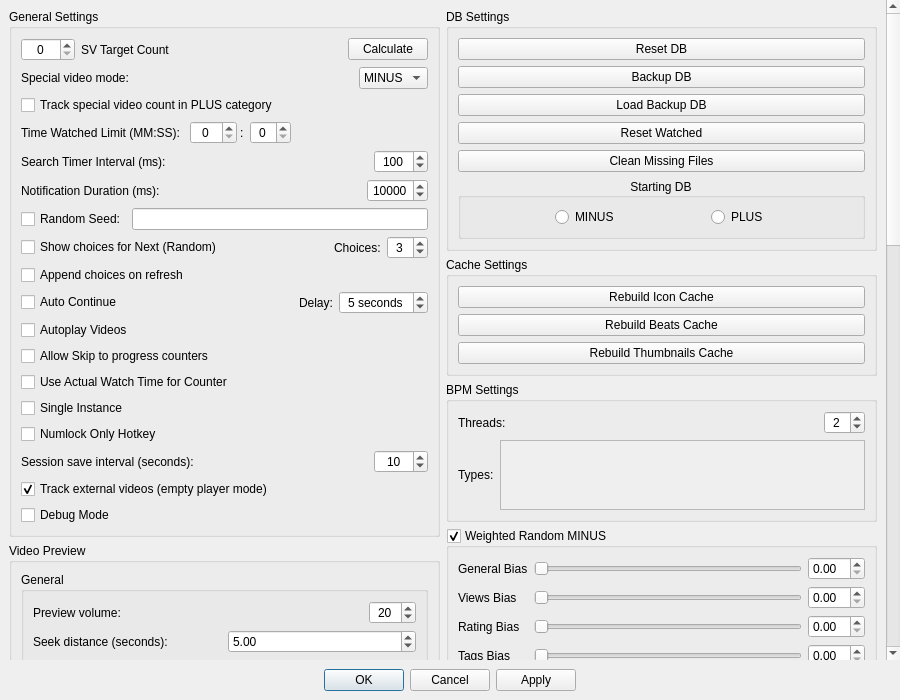
First picture: the form in MediaManager/src/QtClasses/UI/Form Files/SettingsDialog.ui, repository PaunescuAndrei/MediaManager, before the edit.
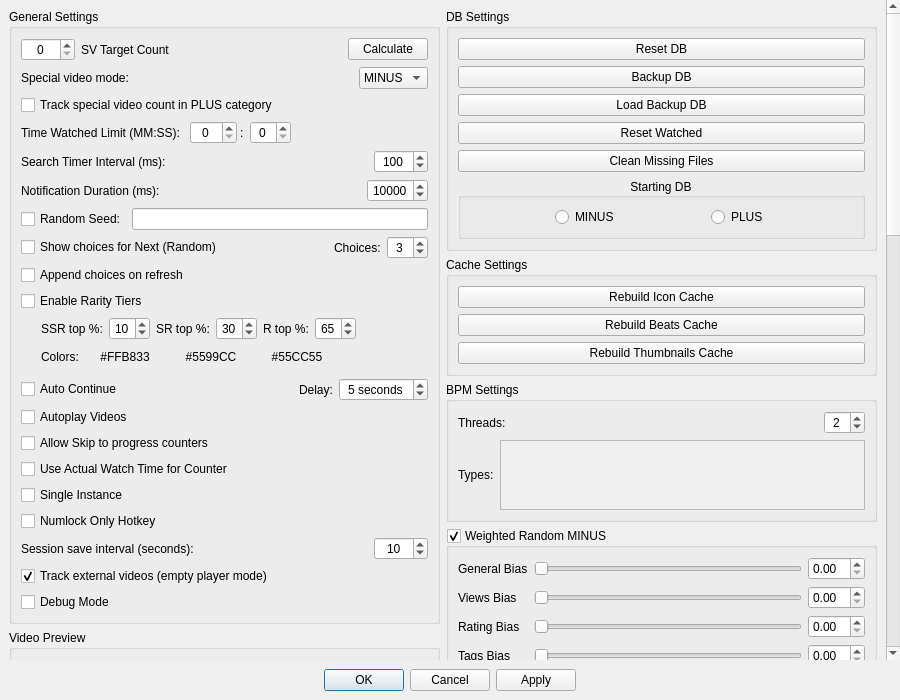
Second picture: the form after the edit. Custom widgets are drawn as their Qt base class.

Commit message: add rarity tier settings to SettingsDialog (Task 6)

The edit to the form file:
```diff
--- a/MediaManager/src/QtClasses/UI/Form Files/SettingsDialog.ui
+++ b/MediaManager/src/QtClasses/UI/Form Files/SettingsDialog.ui
@@ -523,9 +523,229 @@
                </item>
               </layout>
              </widget>
-            </item>
-            <item>
-             <widget class="QWidget" name="autoContinueDelayWidget" native="true">
+             </item>
+             <item>
+              <widget class="QWidget" name="raritySettingsWidget" native="true">
+               <layout class="QVBoxLayout" name="verticalLayout_rarity">
+                <property name="leftMargin">
+                 <number>0</number>
+                </property>
+                <property name="topMargin">
+                 <number>0</number>
+                </property>
+                <property name="rightMargin">
+                 <number>0</number>
+                </property>
+                <property name="bottomMargin">
+                 <number>4</number>
+                </property>
+                <item>
+                 <widget class="QCheckBox" name="rarityEnabled">
+                  <property name="text">
+                   <string>Enable Rarity Tiers</string>
+                  </property>
+                 </widget>
+                </item>
+                <item>
+                 <widget class="QWidget" name="rarityPctsWidget" native="true">
+                  <layout class="QHBoxLayout" name="horizontalLayout_rarityPcts">
+                   <property name="leftMargin">
+                    <number>20</number>
+                   </property>
+                   <property name="topMargin">
+                    <number>0</number>
+                   </property>
+                   <property name="rightMargin">
+                    <number>0</number>
+                   </property>
+                   <property name="bottomMargin">
+                    <number>0</number>
+                   </property>
+                   <item>
+                    <widget class="QLabel" name="raritySsrPctLabel">
+                     <property name="text">
+                      <string>SSR top %:</string>
+                     </property>
+                    </widget>
+                   </item>
+                   <item>
+                    <widget class="QSpinBox" name="raritySsrPct">
+                     <property name="focusPolicy">
+                      <enum>Qt::FocusPolicy::StrongFocus</enum>
+                     </property>
+                     <property name="alignment">
+                      <set>Qt::AlignmentFlag::AlignCenter</set>
+                     </property>
+                     <property name="minimum">
+                      <number>1</number>
+                     </property>
+                     <property name="maximum">
+                      <number>30</number>
+                     </property>
+                     <property name="value">
+                      <number>10</number>
+                     </property>
+                    </widget>
+                   </item>
+                   <item>
+                    <widget class="QLabel" name="raritySrPctLabel">
+                     <property name="text">
+                      <string>SR top %:</string>
+                     </property>
+                    </widget>
+                   </item>
+                   <item>
+                    <widget class="QSpinBox" name="raritySrPct">
+                     <property name="focusPolicy">
+                      <enum>Qt::FocusPolicy::StrongFocus</enum>
+                     </property>
+                     <property name="alignment">
+                      <set>Qt::AlignmentFlag::AlignCenter</set>
+                     </property>
+                     <property name="minimum">
+                      <number>2</number>
+                     </property>
+                     <property name="maximum">
+                      <number>60</number>
+                     </property>
+                     <property name="value">
+                      <number>30</number>
+                     </property>
+                    </widget>
+                   </item>
+                   <item>
+                    <widget class="QLabel" name="rarityRPctLabel">
+                     <property name="text">
+                      <string>R top %:</string>
+                     </property>
+                    </widget>
+                   </item>
+                   <item>
+                    <widget class="QSpinBox" name="rarityRPct">
+                     <property name="focusPolicy">
+                      <enum>Qt::FocusPolicy::StrongFocus</enum>
+                     </property>
+                     <property name="alignment">
+                      <set>Qt::AlignmentFlag::AlignCenter</set>
+                     </property>
+                     <property name="minimum">
+                      <number>3</number>
+                     </property>
+                     <property name="maximum">
+                      <number>99</number>
+                     </property>
+                     <property name="value">
+                      <number>65</number>
+                     </property>
+                    </widget>
+                   </item>
+                   <item>
+                    <spacer name="horizontalSpacer_rarityPcts">
+                     <property name="orientation">
+                      <enum>Qt::Orientation::Horizontal</enum>
+                     </property>
+                     <property name="sizeHint" stdset="0">
+                      <size>
+                       <width>40</width>
+                       <height>20</height>
+                      </size>
+                     </property>
+                    </spacer>
+                   </item>
+                  </layout>
+                 </widget>
+                </item>
+                <item>
+                 <widget class="QWidget" name="rarityColorsWidget" native="true">
+                  <layout class="QHBoxLayout" name="horizontalLayout_rarityColors">
+                   <property name="leftMargin">
+                    <number>20</number>
+                   </property>
+                   <property name="topMargin">
+                    <number>0</number>
+                   </property>
+                   <property name="rightMargin">
+                    <number>0</number>
+                   </property>
+                   <property name="bottomMargin">
+                    <number>0</number>
+                   </property>
+                   <item>
+                    <widget class="QLabel" name="rarityColorsLabel">
+                     <property name="text">
+                      <string>Colors:</string>
+                     </property>
+                    </widget>
+                   </item>
+                   <item>
+                    <widget class="QPushButton" name="raritySsrColorBtn">
+                     <property name="text">
+                      <string>#FFB833</string>
+                     </property>
+                     <property name="flat">
+                      <bool>true</bool>
+                     </property>
+                     <property name="minimumSize">
+                      <size>
+                       <width>70</width>
+                       <height>0</height>
+                      </size>
+                     </property>
+                    </widget>
+                   </item>
+                   <item>
+                    <widget class="QPushButton" name="raritySrColorBtn">
+                     <property name="text">
+                      <string>#5599CC</string>
+                     </property>
+                     <property name="flat">
+                      <bool>true</bool>
+                     </property>
+                     <property name="minimumSize">
+                      <size>
+                       <width>70</width>
+                       <height>0</height>
+                      </size>
+                     </property>
+                    </widget>
+                   </item>
+                   <item>
+                    <widget class="QPushButton" name="rarityRColorBtn">
+                     <property name="text">
+                      <string>#55CC55</string>
+                     </property>
+                     <property name="flat">
+                      <bool>true</bool>
+                     </property>
+                     <property name="minimumSize">
+                      <size>
+                       <width>70</width>
+                       <height>0</height>
+                      </size>
+                     </property>
+                    </widget>
+                   </item>
+                   <item>
+                    <spacer name="horizontalSpacer_rarityColors">
+                     <property name="orientation">
+                      <enum>Qt::Orientation::Horizontal</enum>
+                     </property>
+                     <property name="sizeHint" stdset="0">
+                      <size>
+                       <width>40</width>
+                       <height>20</height>
+                      </size>
+                     </property>
+                    </spacer>
+                   </item>
+                  </layout>
+                 </widget>
+                </item>
+               </layout>
+              </widget>
+             </item>
+             <item>
+              <widget class="QWidget" name="autoContinueDelayWidget" native="true">
               <layout class="QHBoxLayout" name="horizontalLayout_16">
                <property name="leftMargin">
                 <number>0</number>
```
The commit also changes 2 other files.
